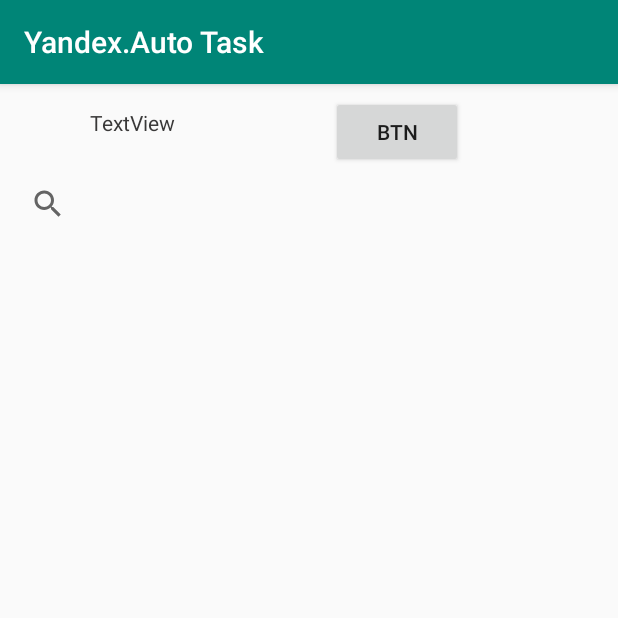
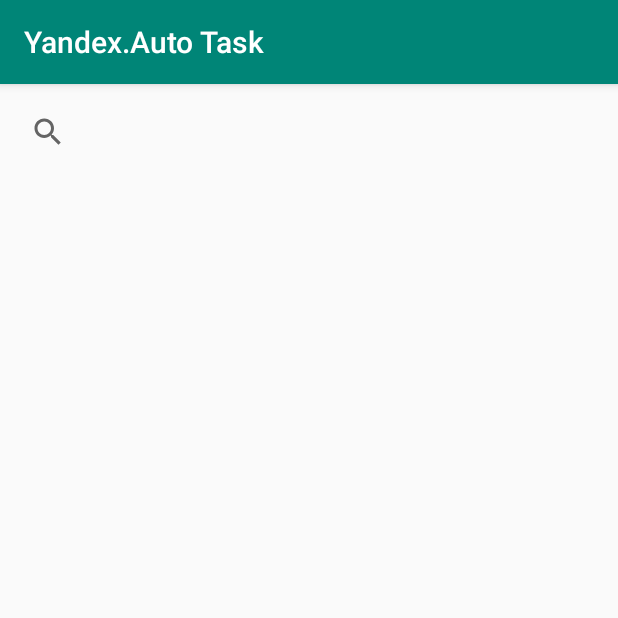
Before and after one commit to AlexPetukhov/YaAutoTask, an Android app: the screen it shows after launch (MainActivity), on a phone screen of 412 x 824 dp, the top half of it. Run offline under Robolectric (Android 15) with nearby library versions, the phone set to English and light mode, and no system bars; pictures from the network do not load; 8 statements that could not run were skipped.

Commit message:
final commit

```diff
--- a/app/build.gradle
+++ b/app/build.gradle
@@ -34,7 +34,6 @@ dependencies {
     implementation 'com.android.support:appcompat-v7:28.0.0'
     implementation 'com.github.bumptech.glide:glide:4.9.0'
     implementation 'com.android.support:cardview-v7:28.0.0'
-//    implementation("com.squareup.okhttp3:logging-interceptor:3.14.2")
 
 
 
--- a/app/src/main/java/com/example/yandexautotask/API.java
+++ b/app/src/main/java/com/example/yandexautotask/API.java
@@ -1,8 +1,6 @@
 package com.example.yandexautotask;
 
 import java.io.IOException;
-import java.util.ArrayList;
-import java.util.List;
 import retrofit2.Call;
 import retrofit2.converter.gson.GsonConverterFactory;
 import retrofit2.Retrofit;
--- a/app/src/main/java/com/example/yandexautotask/MainActivity.java
+++ b/app/src/main/java/com/example/yandexautotask/MainActivity.java
@@ -8,33 +8,27 @@ import android.os.Bundle;
 import android.view.LayoutInflater;
 import android.view.View;
 import android.view.ViewGroup;
-import android.widget.Button;
 import android.widget.SearchView;
-import android.widget.TextView;
 import android.widget.Toast;
 
 import java.util.List;
 
 
 public class MainActivity extends AppCompatActivity {
-    SearchView searchView;
-    RecyclerView recyclerView;
-    RepoAdapter repoAdapter;
-    Button btn;
-    TextView tView;
-    int pageToLoad = 1;
-    int pages;
-    String queryBase;
-    boolean loading = false;
+    private SearchView searchView;
+    private RecyclerView recyclerView;
+    private RepoAdapter repoAdapter;
+    private int pageToLoad = 1;
+    private int pages;
+    private final int pagesPerLoad = 30;
+    private String queryBase;
+    private boolean loading = false;
 
     @Override
     protected void onCreate(Bundle savedInstanceState) {
         super.onCreate(savedInstanceState);
         setContentView(R.layout.activity_main);
 
-
-        btn = findViewById(R.id.btn);
-        tView = findViewById(R.id.textView);
 
         recyclerView = findViewById(R.id.search_recyclerView);
         recyclerView.setLayoutManager(new LinearLayoutManager(this));
@@ -43,8 +37,6 @@ public class MainActivity extends AppCompatActivity {
         itemAnimator.setRemoveDuration(1000);
         recyclerView.setItemAnimator(itemAnimator);
         recyclerView.setNestedScrollingEnabled(false);
-//        repoAdapter = new RepoAdapter(this);
-//        recyclerView.setAdapter(repoAdapter);
 
         searchView = findViewById(R.id.searchView);
         searchView.setQueryHint("Search repositories");
@@ -65,14 +57,6 @@ public class MainActivity extends AppCompatActivity {
             }
         });
 
-        btn.setOnClickListener(new View.OnClickListener() {
-            @Override
-            public void onClick(View v) {
-                if (!loading && pageToLoad <= pages) loadRepos();
-//                else Toast.makeText(MainActivity.this, "Loading... " , Toast.LENGTH_SHORT).show();
-            }
-        });
-
         recyclerView.addOnScrollListener(new RecyclerView.OnScrollListener() {
             @Override
             public void onScrollStateChanged(RecyclerView recyclerView, int newState) {
@@ -88,12 +72,11 @@ public class MainActivity extends AppCompatActivity {
 
     public void loadRepos(){
         loading = true;
+
+        showProgressBar(searchView, MainActivity.this);
         String sPage = Integer.toString(pageToLoad);
-        System.out.println("LOADING MORE ITEMS");
-        System.out.println("Page number " + sPage);
+
         new asyncSearch().execute(queryBase, sPage);
-        btn.setText(Integer.toString(pageToLoad));
-//        Toast.makeText(MainActivity.this, "Loaded pages: " + pageToLoad, Toast.LENGTH_SHORT).show();
     }
 
     public void getRepos(String query){
@@ -105,45 +88,32 @@ public class MainActivity extends AppCompatActivity {
         repoAdapter = new RepoAdapter(MainActivity.this);
         recyclerView.setAdapter(repoAdapter);
 
-
         showProgressBar(searchView, MainActivity.this);
 
         new asyncSearch().execute(query);
-
 
         recyclerView.setVisibility(View.VISIBLE);
     }
 
     public void processRepos(List<Repo> repos){
         if(repos != null ){
-//            && repos.size() > 0
-            System.out.println("SIZE OF LIST " + repos.size());
-            System.out.println("SIZE OF LIST " + repos.size());
-            System.out.println("SIZE OF LIST " + repos.size());
-            System.out.println("SIZE OF LIST " + repos.size());
-
-            repoAdapter.addAll(repos);
-
-            System.out.println("ADDED REPOS  " + repos.size());
-            System.out.println("ADDED REPOS  " + repos.size());
-            System.out.println("ADDED REPOS  " + repos.size());
-            System.out.println("ADDED REPOS  " + repos.size());
-            pageToLoad++;
+            if(pageToLoad == 1 && repos.size() == 0){
+                Toast.makeText(this, "No Data Found", Toast.LENGTH_LONG).show();
+            }else {
+                repoAdapter.addAll(repos);
+                pageToLoad++;
+            }
             hideProgressBar(searchView);
         }else{
             Toast.makeText(this, "No Data Found", Toast.LENGTH_LONG).show();
-            recyclerView.setVisibility(View.GONE);
         }
     }
 
-
-    class asyncSearch extends AsyncTask<String, Void, RepoObject > {
+    public class asyncSearch extends AsyncTask<String, Void, RepoObject > {
         private Exception exception;
         protected RepoObject doInBackground(String... query) {
             try {
-                System.out.println("SEARCHING FOR REPOSITORIES ");
                 RepoObject repoObject;
-                System.out.println("QUERY : " + query[0]);
                 if(query.length == 2) {
                     repoObject = API.load(query[0], query[1]);
                 }
@@ -159,62 +129,31 @@ public class MainActivity extends AppCompatActivity {
 
         protected void onPostExecute(RepoObject repoObject) {
             loading = false;
-            if(repoObject == null){
-                Toast.makeText(MainActivity.this, "No Data Found(repoObj == null)", Toast.LENGTH_LONG).show();
-
-//                recyclerView.setVisibility(View.GONE);
-            }else{
+            if(!(repoObject == null)) {
                 pages = repoObject.getCount();
-                if(pages % 30 == 0)pages /= 30;
-                else pages = pages / 30 + 1;
-                String s = Integer.toString(pages);
-                s += " pages";
-                tView.setText(s);
+                if (pages % pagesPerLoad == 0) pages /= pagesPerLoad;
+                else pages = pages / pagesPerLoad + 1;
                 processRepos(repoObject.getItems());
             }
         }
     }
 
-//    class asyncLoad extends AsyncTask<String, Void, RepoObject > {
-//        private Exception exception;
-//        protected RepoObject doInBackground(String... query) {
-//            try {
-//                System.out.println("SEARCHING FOR REPOSITORIES " + query[1]);
-//                RepoObject repoObject = API.load(query[0], query[1]);
-//                return repoObject;
-//            } catch (Exception e) {
-//                this.exception = e;
-//                return null;
-//            }
-//        }
-//
-//        protected void onPostExecute(RepoObject repoObject) {
-//            if(repoObject == null){
-//                Toast.makeText(MainActivity.this, "No Data Found", Toast.LENGTH_LONG).show();
-//                recyclerView.setVisibility(View.GONE);
-//            }else{
-//                processRepos(repoObject.getItems());
-//            }
-//
-//        }
-//    }
-
 
     public void showProgressBar(SearchView searchView, Context context) {
         int id = searchView.getContext().getResources().getIdentifier("android:id/search_plate", null, null);
-        if (searchView.findViewById(id).findViewById(R.id.search_progress_bar) != null)
+        if (searchView.findViewById(id).findViewById(R.id.search_progress_bar) != null) {
             searchView.findViewById(id).findViewById(R.id.search_progress_bar).animate().setDuration(200).alpha(1).start();
-
-        else
-        {
+        }
+        else {
             View v = LayoutInflater.from(context).inflate(R.layout.loading_icon, null);
             ((ViewGroup) searchView.findViewById(id)).addView(v, 1);
         }
     }
     public void hideProgressBar(SearchView searchView) {
         int id = searchView.getContext().getResources().getIdentifier("android:id/search_plate", null, null);
-        if (searchView.findViewById(id).findViewById(R.id.search_progress_bar) != null)
+        if (searchView.findViewById(id).findViewById(R.id.search_progress_bar) != null) {
             searchView.findViewById(id).findViewById(R.id.search_progress_bar).animate().setDuration(200).alpha(0).start();
+        }
     }
 
 }
--- a/app/src/main/java/com/example/yandexautotask/RepoObject.java
+++ b/app/src/main/java/com/example/yandexautotask/RepoObject.java
@@ -6,10 +6,10 @@ class RepoObject {
     private ArrayList<Repo> items;
     private int total_count;
 
-    ArrayList<Repo> getItems(){
+    public ArrayList<Repo> getItems(){
         return items;
     }
 
-    int getCount(){ return total_count; }
+    public int getCount(){ return total_count; }
 
 }
--- a/app/src/main/res/layout/activity_main.xml
+++ b/app/src/main/res/layout/activity_main.xml
@@ -16,44 +16,17 @@
         android:layout_marginEnd="8dp"
         app:layout_constraintEnd_toEndOf="parent"
         app:layout_constraintStart_toStartOf="parent"
-        app:layout_constraintTop_toBottomOf="@+id/searchView"
-        />
+        app:layout_constraintTop_toBottomOf="@+id/searchView" />
 
     <SearchView
         android:id="@+id/searchView"
         android:layout_width="match_parent"
         android:layout_height="wrap_content"
         android:layout_marginStart="8dp"
+        android:layout_marginTop="8dp"
         android:layout_marginEnd="8dp"
         app:layout_constraintEnd_toEndOf="parent"
         app:layout_constraintStart_toStartOf="parent"
-        app:layout_constraintTop_toBottomOf="@+id/btn" />
-
-    <Button
-        android:id="@+id/btn"
-        android:layout_width="wrap_content"
-        android:layout_height="wrap_content"
-        android:layout_marginStart="8dp"
-        android:layout_marginTop="8dp"
-        android:layout_marginEnd="8dp"
-        android:text="btn"
-        app:layout_constraintEnd_toEndOf="parent"
-        app:layout_constraintStart_toEndOf="@+id/textView"
         app:layout_constraintTop_toTopOf="parent" />
 
-    <TextView
-        android:id="@+id/textView"
-        android:layout_width="wrap_content"
-        android:layout_height="wrap_content"
-        android:layout_marginStart="60dp"
-        android:layout_marginTop="8dp"
-        android:layout_marginBottom="8dp"
-        android:textColor="#ff393838"
-        android:text="TextView"
-        app:layout_constraintBottom_toBottomOf="@+id/btn"
-        app:layout_constraintStart_toStartOf="parent"
-        app:layout_constraintTop_toTopOf="parent"
-        app:layout_constraintVertical_bias="0.38" />
-
-
 </android.support.constraint.ConstraintLayout>
```
Also changed, not shown: app/src/main/java/com/example/yandexautotask/Owner.java (+0 -9 lines), app/src/main/java/com/example/yandexautotask/Repo.java (+3 -28 lines).
